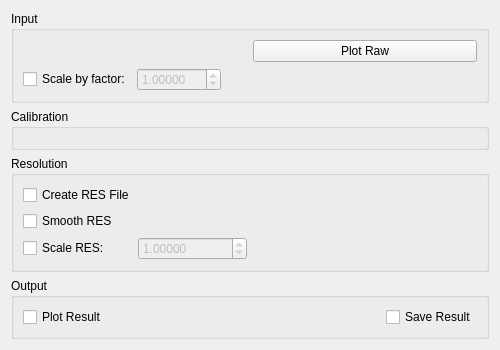
The window that MantidQt/CustomInterfaces/inc/MantidQtCustomInterfaces/Indirect/ISISCalibration.ui (mantidproject/mantid) describes before a commit, drawn with Qt 5.
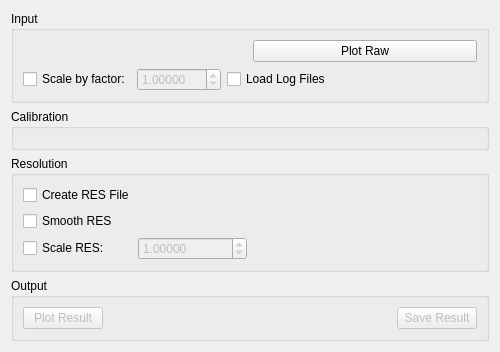
The same window after the commit. Custom widgets are drawn as their Qt base class.

```diff
--- a/MantidQt/CustomInterfaces/inc/MantidQtCustomInterfaces/Indirect/ISISCalibration.ui
+++ b/MantidQt/CustomInterfaces/inc/MantidQtCustomInterfaces/Indirect/ISISCalibration.ui
@@ -92,6 +92,16 @@
           </property>
          </widget>
         </item>
+        <item>
+         <widget class="QCheckBox" name="ckLoadLogFiles">
+          <property name="text">
+           <string>Load Log Files</string>
+          </property>
+          <property name="checked">
+           <bool>false</bool>
+          </property>
+         </widget>
+        </item>
         <item>
          <spacer name="horizontalSpacer_2">
           <property name="orientation">
@@ -220,7 +230,10 @@
      </property>
      <layout class="QHBoxLayout" name="horizontalLayout">
       <item>
-       <widget class="QCheckBox" name="ckPlot">
+       <widget class="QPushButton" name="pbPlot">
+        <property name="enabled">
+         <bool>false</bool>
+        </property>
         <property name="toolTip">
          <string>Plot resulting calibration file when created.</string>
         </property>
@@ -243,7 +256,10 @@
        </spacer>
       </item>
       <item>
-       <widget class="QCheckBox" name="ckSave">
+       <widget class="QPushButton" name="pbSave">
+        <property name="enabled">
+         <bool>false</bool>
+        </property>
         <property name="text">
          <string>Save Result</string>
         </property>
```
